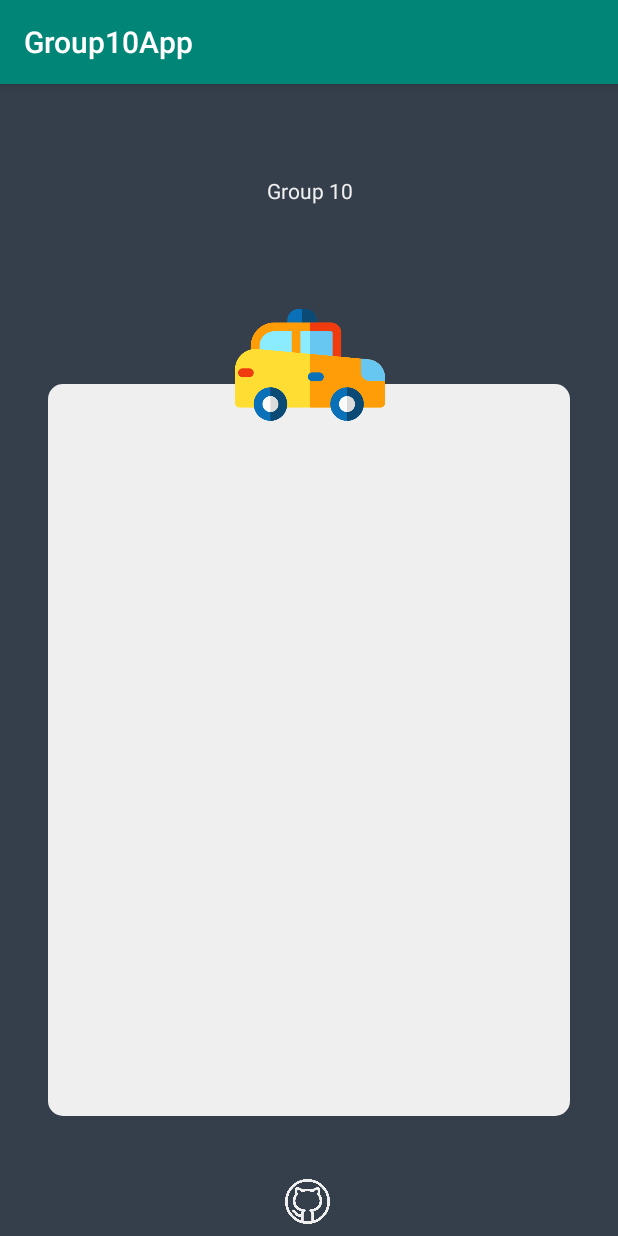
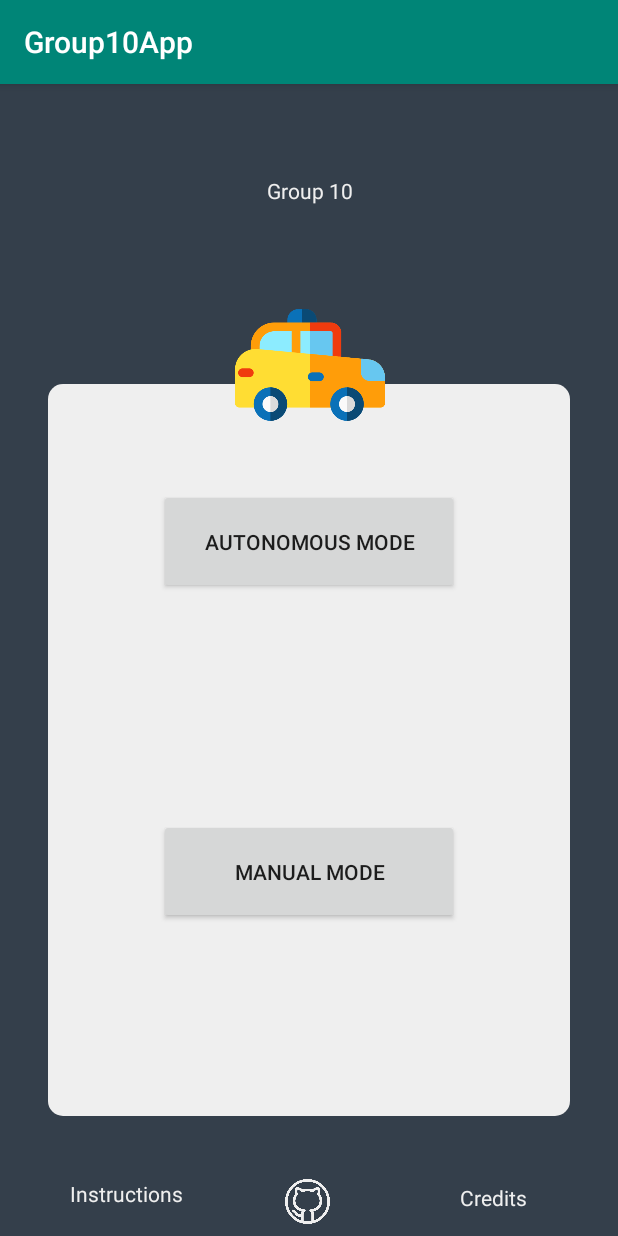
Before and after one commit to DIT112-V19/group-10, an Android app: the screen it shows after launch (MainActivity), on a phone screen of 412 x 824 dp. Run offline under Robolectric (Android 15) with nearby library versions, the light colour scheme and no system bars.

Commit message:
feature: footer now on homepage, activity - auto mode button goes to auto mode screen

```diff
--- a/carMobileApp/app/src/main/AndroidManifest.xml
+++ b/carMobileApp/app/src/main/AndroidManifest.xml
@@ -9,6 +9,7 @@
         android:roundIcon="@mipmap/ic_launcher_round"
         android:supportsRtl="true"
         android:theme="@style/AppTheme">
+        <activity android:name=".AutonomousMode"></activity>
         <activity android:name=".MainActivity">
             <intent-filter>
                 <action android:name="android.intent.action.MAIN" />
--- a/carMobileApp/app/src/main/res/layout/activity_main.xml
+++ b/carMobileApp/app/src/main/res/layout/activity_main.xml
@@ -39,7 +39,7 @@
         app:layout_constraintVertical_bias="0.372" />
 
     <ImageView
-        android:id="@+id/imageView"
+        android:id="@+id/lightBackground"
         android:layout_width="0dp"
         android:layout_height="0dp"
         android:layout_marginStart="32dp"
@@ -50,7 +50,6 @@
         android:layout_marginBottom="80dp"
         android:width="100dp"
         android:height="100dp"
-        android:contentDescription="TODO"
         app:layout_constraintBottom_toBottomOf="parent"
         app:layout_constraintEnd_toEndOf="parent"
         app:layout_constraintHorizontal_bias="0.0"
@@ -61,29 +60,96 @@
         tools:ignore="ContentDescription" />
 
     <ImageView
-        android:id="@+id/imageView3"
+        android:id="@+id/carLogo"
         android:layout_width="100dp"
         android:layout_height="100dp"
         android:layout_centerHorizontal="true"
         android:layout_marginTop="8dp"
-        app:layout_constraintBottom_toTopOf="@+id/imageView"
+        app:layout_constraintBottom_toTopOf="@+id/lightBackground"
         app:layout_constraintEnd_toEndOf="@+id/title"
         app:layout_constraintStart_toStartOf="@+id/title"
         app:layout_constraintTop_toBottomOf="@+id/title"
-        app:srcCompat="@drawable/taxi" />
+        app:srcCompat="@drawable/taxi"
+        tools:ignore="ContentDescription" />
 
     <ImageView
         android:id="@+id/github"
         android:layout_width="30dp"
         android:layout_height="30dp"
         android:layout_marginBottom="8dp"
+        android:contentDescription="@string/github_button_content_desc"
         android:tint="@color/colorBackgroundLight"
         app:layout_constraintBottom_toBottomOf="parent"
         app:layout_constraintEnd_toEndOf="parent"
         app:layout_constraintHorizontal_bias="0.498"
         app:layout_constraintStart_toStartOf="parent"
-        app:layout_constraintTop_toBottomOf="@+id/imageView"
+        app:layout_constraintTop_toBottomOf="@+id/lightBackground"
         app:layout_constraintVertical_bias="1.0"
         app:srcCompat="@drawable/github" />
 
+    <Button
+        android:id="@+id/buttonAutoHomepage"
+        android:layout_width="200dp"
+        android:layout_height="70dp"
+        android:layout_marginStart="162dp"
+        android:layout_marginLeft="162dp"
+        android:layout_marginTop="70dp"
+        android:layout_marginEnd="162dp"
+        android:layout_marginRight="162dp"
+        android:onClick="openAutoMode"
+        android:text="@string/button_auto_homepage"
+        app:layout_constraintEnd_toEndOf="parent"
+        app:layout_constraintStart_toStartOf="parent"
+        app:layout_constraintTop_toTopOf="@+id/lightBackground" />
+
+    <Button
+        android:id="@+id/buttonManualHomepage"
+        android:layout_width="200dp"
+        android:layout_height="70dp"
+        android:layout_marginStart="162dp"
+        android:layout_marginLeft="162dp"
+        android:layout_marginTop="30dp"
+        android:layout_marginEnd="162dp"
+        android:layout_marginRight="162dp"
+        android:layout_marginBottom="8dp"
+        android:text="@string/button_manual_homepage"
+        app:layout_constraintBottom_toBottomOf="@+id/lightBackground"
+        app:layout_constraintEnd_toEndOf="parent"
+        app:layout_constraintStart_toStartOf="parent"
+        app:layout_constraintTop_toBottomOf="@+id/buttonAutoHomepage" />
+
+    <TextView
+        android:id="@+id/credits"
+        android:layout_width="wrap_content"
+        android:layout_height="wrap_content"
+        android:layout_marginStart="86dp"
+        android:layout_marginLeft="86dp"
+        android:layout_marginTop="44dp"
+        android:layout_marginEnd="60dp"
+        android:layout_marginRight="60dp"
+        android:layout_marginBottom="16dp"
+        android:text="@string/credits"
+        android:textColor="@color/textColorLight"
+        app:layout_constraintBottom_toBottomOf="parent"
+        app:layout_constraintEnd_toEndOf="parent"
+        app:layout_constraintStart_toEndOf="@+id/github"
+        app:layout_constraintTop_toBottomOf="@+id/lightBackground" />
+
+    <TextView
+        android:id="@+id/instructions"
+        android:layout_width="wrap_content"
+        android:layout_height="wrap_content"
+        android:layout_marginStart="47dp"
+        android:layout_marginLeft="47dp"
+        android:layout_marginTop="42dp"
+        android:layout_marginEnd="69dp"
+        android:layout_marginRight="69dp"
+        android:layout_marginBottom="19dp"
+        android:text="@string/instructions"
+        android:textColor="@color/textColorLight"
+        app:layout_constraintBottom_toBottomOf="parent"
+        app:layout_constraintEnd_toStartOf="@+id/github"
+        app:layout_constraintStart_toStartOf="parent"
+        app:layout_constraintTop_toBottomOf="@+id/lightBackground" />
+
 </android.support.constraint.ConstraintLayout>
--- a/carMobileApp/app/src/main/res/values/strings.xml
+++ b/carMobileApp/app/src/main/res/values/strings.xml
@@ -2,4 +2,10 @@
     <string name="app_name">Group10App</string>
     <string name="title">Self Driving Car</string>
     <string name="company_name">Group 10</string>
+    <!--Homepage-->
+    <string name="button_auto_homepage">Autonomous Mode</string>
+    <string name="button_manual_homepage">Manual Mode</string>
+    <string name="github_button_content_desc">Link to project repository on Github</string>
+    <string name="credits">Credits</string>
+    <string name="instructions">Instructions</string>
 </resources>
```
Also changed, not shown: carMobileApp/app/src/main/java/com/group10app/AutonomousMode.java (added, +13 -0 lines), carMobileApp/app/src/main/java/com/group10app/MainActivity.java (+10 -0 lines), carMobileApp/app/src/main/res/layout/activity_autonomous_mode.xml (added, +29 -0 lines).
